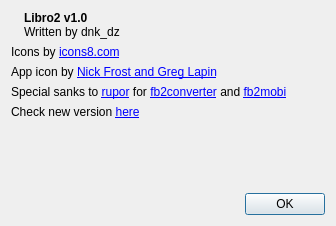
dnkorpushov/libro2, file src/designer/aboutdialog.ui: the form before one commit.
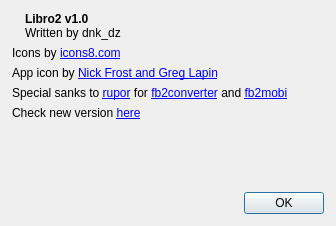
The form after the commit. Icons and pictures are not drawn.

```diff
--- a/src/designer/aboutdialog.ui
+++ b/src/designer/aboutdialog.ui
@@ -32,6 +32,18 @@
    <string>About Libro2</string>
   </property>
   <layout class="QVBoxLayout" name="verticalLayout">
+   <property name="leftMargin">
+    <number>12</number>
+   </property>
+   <property name="topMargin">
+    <number>12</number>
+   </property>
+   <property name="rightMargin">
+    <number>12</number>
+   </property>
+   <property name="bottomMargin">
+    <number>12</number>
+   </property>
    <item>
     <layout class="QHBoxLayout" name="horizontalLayout" stretch="0,1">
      <item>
```
